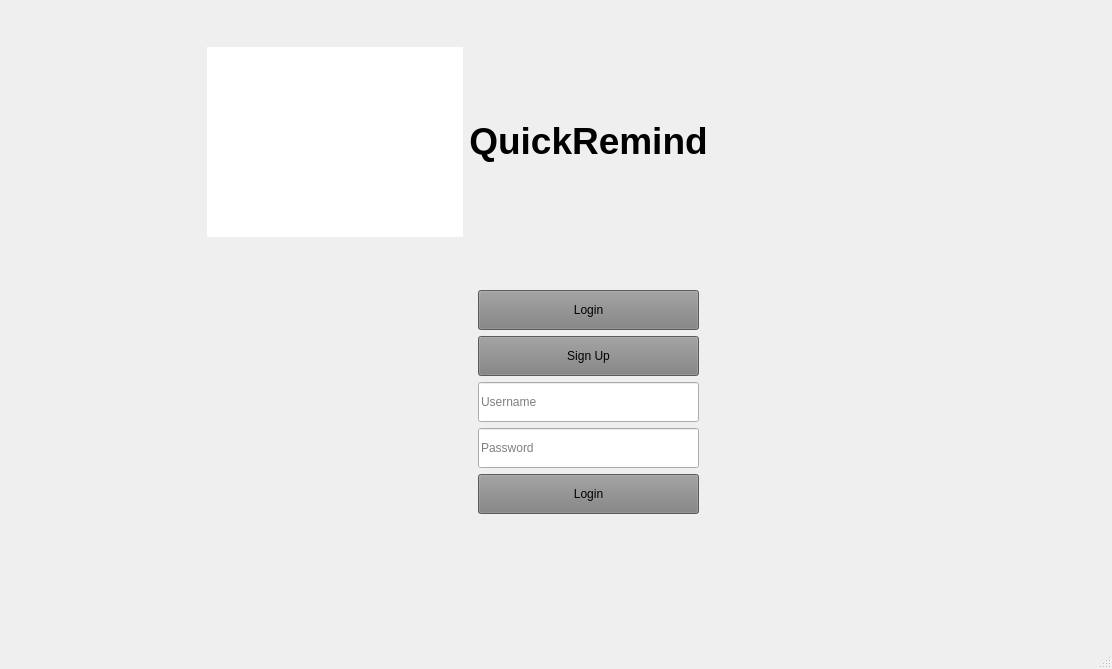
Old version of the form splashpage.ui in the repository patrickijieh/reminderapp.
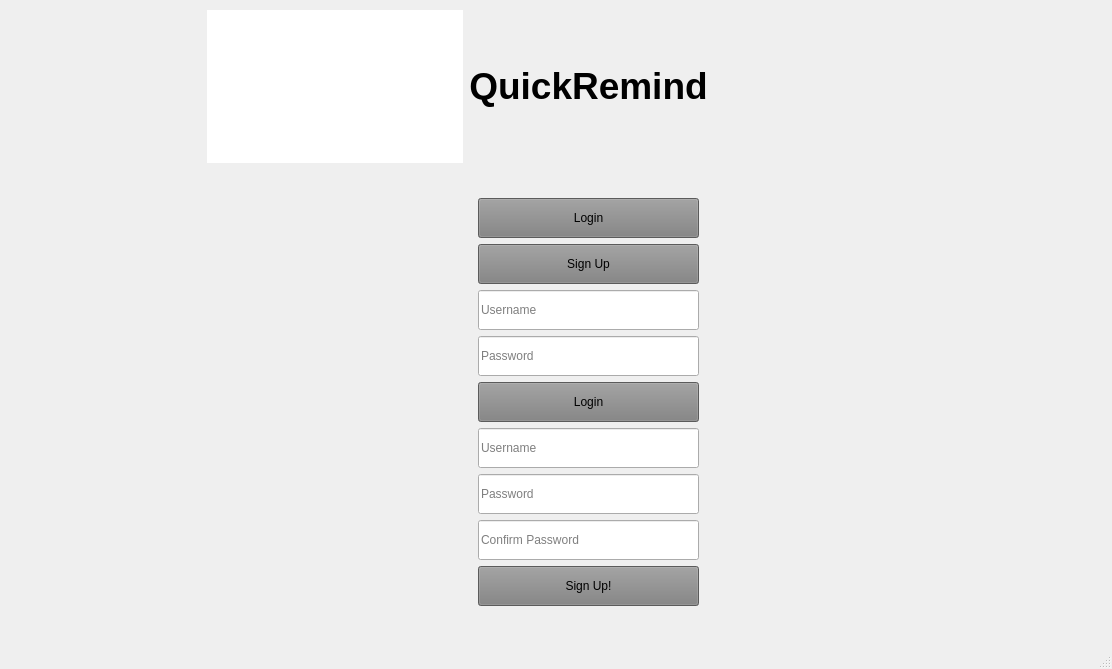
New version of the form. Icons and pictures are not drawn.

Commit message: Add sign up page input and button

```diff
--- a/splashpage.ui
+++ b/splashpage.ui
@@ -201,7 +201,77 @@
         </widget>
        </item>
        <item>
-        <spacer name="verticalSpacer_5">
+        <widget class="QLineEdit" name="signup_username">
+         <property name="minimumSize">
+          <size>
+           <width>0</width>
+           <height>40</height>
+          </size>
+         </property>
+         <property name="text">
+          <string/>
+         </property>
+         <property name="placeholderText">
+          <string>Username</string>
+         </property>
+        </widget>
+       </item>
+       <item>
+        <widget class="QLineEdit" name="signup_password">
+         <property name="minimumSize">
+          <size>
+           <width>0</width>
+           <height>40</height>
+          </size>
+         </property>
+         <property name="text">
+          <string/>
+         </property>
+         <property name="echoMode">
+          <enum>QLineEdit::Password</enum>
+         </property>
+         <property name="placeholderText">
+          <string>Password</string>
+         </property>
+        </widget>
+       </item>
+       <item>
+        <widget class="QLineEdit" name="signup_password_2">
+         <property name="minimumSize">
+          <size>
+           <width>0</width>
+           <height>40</height>
+          </size>
+         </property>
+         <property name="text">
+          <string/>
+         </property>
+         <property name="echoMode">
+          <enum>QLineEdit::Password</enum>
+         </property>
+         <property name="placeholderText">
+          <string>Confirm Password</string>
+         </property>
+        </widget>
+       </item>
+       <item>
+        <widget class="QPushButton" name="signup_confrim_btn">
+         <property name="minimumSize">
+          <size>
+           <width>200</width>
+           <height>40</height>
+          </size>
+         </property>
+         <property name="styleSheet">
+          <string notr="true">background-color: grey;</string>
+         </property>
+         <property name="text">
+          <string>Sign Up!</string>
+         </property>
+        </widget>
+       </item>
+       <item>
+        <spacer name="bottom_spacer">
          <property name="orientation">
           <enum>Qt::Vertical</enum>
          </property>
```
Left out of the diff: 156 changed lines with no effect on the pictures. The commit also changes 3 other files.
